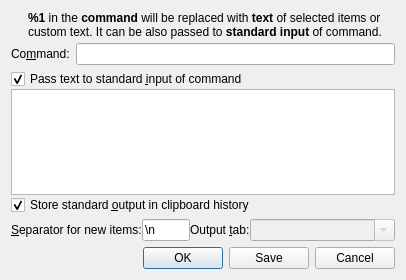
hluk/CopyQ, file src/ui/actiondialog.ui: the form before one commit.
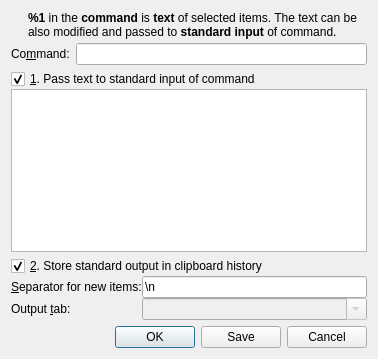
The form after the commit. Icons and pictures are not drawn.

Commit message: Restore last submitted values for action dialog

Diff of the .ui file:
```diff
--- a/src/ui/actiondialog.ui
+++ b/src/ui/actiondialog.ui
@@ -6,8 +6,8 @@
    <rect>
     <x>0</x>
     <y>0</y>
-    <width>406</width>
-    <height>280</height>
+    <width>378</width>
+    <height>359</height>
    </rect>
   </property>
   <property name="minimumSize">
@@ -56,7 +56,7 @@
           </sizepolicy>
          </property>
          <property name="text">
-          <string>&lt;b&gt;%1&lt;/b&gt; in the &lt;b&gt;command&lt;/b&gt; will be replaced with &lt;b&gt;text&lt;/b&gt; of selected items or custom text. It can be also passed to &lt;b&gt;standard input&lt;/b&gt; of command.</string>
+          <string>&lt;b&gt;%1&lt;/b&gt; in the &lt;b&gt;command&lt;/b&gt; is &lt;b&gt;text&lt;/b&gt; of selected items. The text can be also modified and passed to &lt;b&gt;standard input&lt;/b&gt; of command.</string>
          </property>
          <property name="wordWrap">
           <bool>true</bool>
@@ -117,7 +117,7 @@
           <string/>
          </property>
          <property name="text">
-          <string>Pass text to standard &amp;input of command</string>
+          <string>&amp;1. Pass text to standard input of command</string>
          </property>
          <property name="checked">
           <bool>true</bool>
@@ -127,16 +127,6 @@
        <item>
         <widget class="QPlainTextEdit" name="inputText"/>
        </item>
-       <item>
-        <widget class="QCheckBox" name="outputCheckBox">
-         <property name="text">
-          <string>Store standard &amp;output in clipboard history</string>
-         </property>
-         <property name="checked">
-          <bool>true</bool>
-         </property>
-        </widget>
-       </item>
        <item>
         <layout class="QFormLayout" name="formLayout">
          <property name="fieldGrowthPolicy">
@@ -147,11 +137,23 @@
       </layout>
      </item>
      <item>
-      <layout class="QHBoxLayout" name="horizontalLayout_6" stretch="0,1,0,3">
+      <layout class="QVBoxLayout" name="verticalLayout_2" stretch="0,0">
        <property name="bottomMargin">
         <number>0</number>
        </property>
        <item>
+        <widget class="QCheckBox" name="outputCheckBox">
+         <property name="text">
+          <string>&amp;2. Store standard output in clipboard history</string>
+         </property>
+         <property name="checked">
+          <bool>true</bool>
+         </property>
+        </widget>
+       </item>
+       <item>
+        <layout class="QFormLayout" name="formLayout_2">
+         <item row="0" column="0">
         <widget class="QLabel" name="separatorLabel">
          <property name="text">
           <string>&amp;Separator for new items:</string>
@@ -161,14 +163,14 @@
          </property>
         </widget>
        </item>
-       <item>
+         <item row="0" column="1">
         <widget class="QLineEdit" name="separatorEdit">
          <property name="text">
           <string>\n</string>
          </property>
         </widget>
        </item>
-       <item>
+         <item row="1" column="0">
         <widget class="QLabel" name="labelOutputTab">
          <property name="text">
           <string>Output &amp;tab:</string>
@@ -178,7 +180,7 @@
          </property>
         </widget>
        </item>
-       <item>
+         <item row="1" column="1">
         <widget class="QComboBox" name="comboBoxOutputTab">
          <property name="enabled">
           <bool>false</bool>
@@ -195,6 +197,8 @@
      </item>
     </layout>
    </item>
+    </layout>
+   </item>
    <item row="1" column="0">
     <widget class="QDialogButtonBox" name="buttonBox">
      <property name="orientation">
```
Left out of the diff: 78 changed lines with no effect on the pictures. Lines whose indentation alone changed are shown as unchanged. The commit also changes 6 other files.
